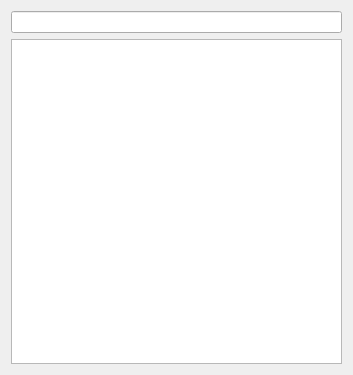
Before: the Qt Designer form src/forms/math_pattern_editor.ui in DinoZAR/CentralAccessReader, drawn with Qt 5.
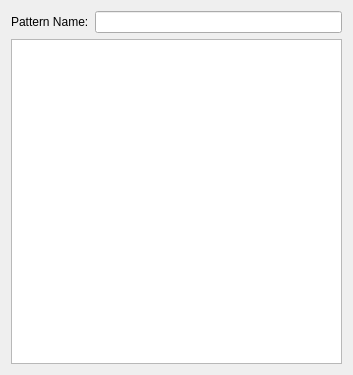
After: the same form once the commit is applied.

Commit message: Worked more on math integration with new math library system. Also added a large list of languages and their codes.

Diff of the .ui file:
```diff
--- a/src/forms/math_pattern_editor.ui
+++ b/src/forms/math_pattern_editor.ui
@@ -15,7 +15,18 @@
   </property>
   <layout class="QVBoxLayout" name="verticalLayout">
    <item>
-    <widget class="QLineEdit" name="nameEdit"/>
+    <layout class="QHBoxLayout" name="horizontalLayout">
+     <item>
+      <widget class="QLabel" name="label">
+       <property name="text">
+        <string>Pattern Name:</string>
+       </property>
+      </widget>
+     </item>
+     <item>
+      <widget class="QLineEdit" name="nameEdit"/>
+     </item>
+    </layout>
    </item>
    <item>
     <widget class="QPlainTextEdit" name="textEdit">
```
The commit also changes 16 other files.
